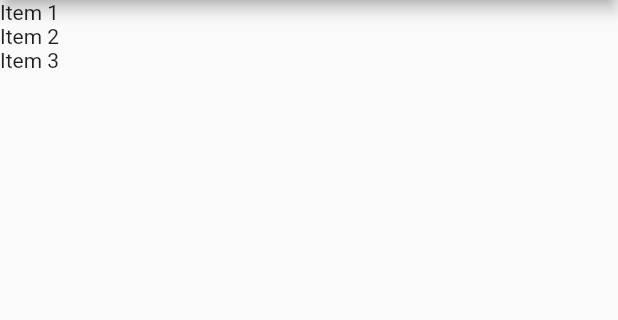
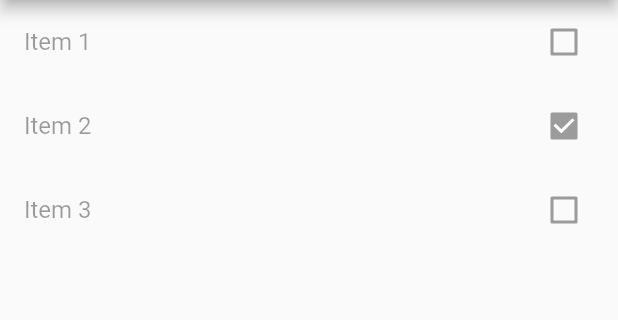
Before and after one commit to westefns-souza/flutter-todo, a Flutter app: the screen it shows after launch, on a phone screen of 412 x 824 dp, the part 84-404 px from its top. Run offline on Flutter 3.47's test engine with Material 2 defaults, Android fonts, the phone set to English and light mode, and no system bars.

```diff
--- a/lib/main.dart
+++ b/lib/main.dart
@@ -45,7 +45,12 @@ class _HomePageState extends State<HomePage> {
       body: ListView.builder(
         itemCount: widget.items.length,
         itemBuilder: (BuildContext context, int index) {
-          return Text(widget.items[index].title);
+          final item = widget.items[index];
+          return CheckboxListTile(
+            title: Text(item.title),
+            key: Key(item.title),
+            value: item.done,
+          );
         },
       ),
     );
```
